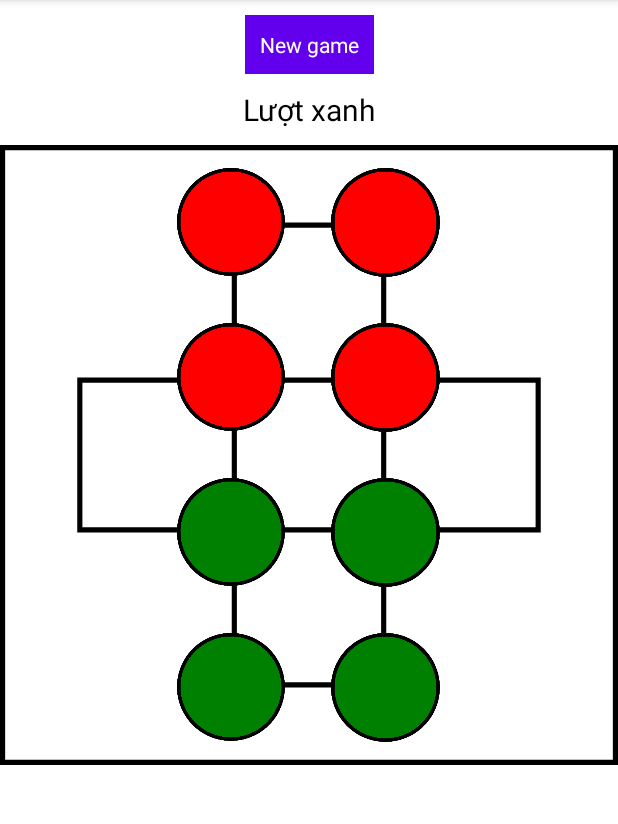
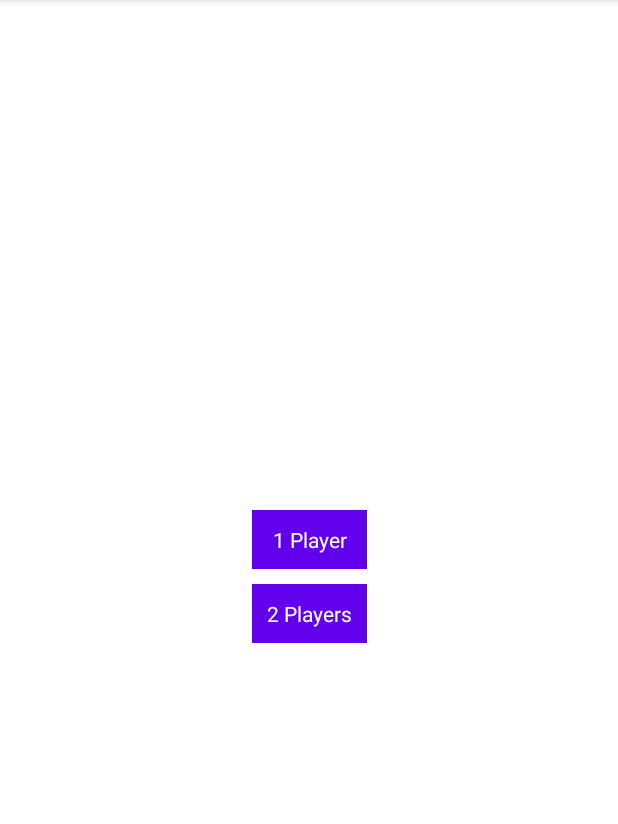
Before and after one commit to phuc2409/CoLuaNgo, an Android app: the screen it shows after launch (GameActivity before the commit, MainActivity after it), on a phone screen of 412 x 824 dp, the part 84-908 px from its top. Run offline under Robolectric (Android 15) with nearby library versions, the phone set to English and light mode, and no system bars.

Commit message:
Add 2 players mode

```diff
--- a/app/src/main/java/com/coluango/view/game/GameActivity.kt
+++ b/app/src/main/java/com/coluango/view/game/GameActivity.kt
@@ -3,6 +3,7 @@ package com.coluango.view.game
 import android.os.Bundle
 import com.coluango.R
 import com.coluango.base.BaseActivity
+import com.coluango.common.Constant
 import com.coluango.databinding.ActivityGameBinding
 import com.coluango.view.game.chess_board.ChessBoardFragment
 
@@ -10,11 +11,14 @@ class GameActivity : BaseActivity() {
 
     private lateinit var binding: ActivityGameBinding
 
+    private var numberOfPlayers = 1
+
     override fun onCreate(savedInstanceState: Bundle?) {
         super.onCreate(savedInstanceState)
         binding = ActivityGameBinding.inflate(layoutInflater)
         setContentView(binding.root)
 
+        numberOfPlayers = intent.getIntExtra(Constant.KEY_NUMBER_OF_PLAYERS, 1)
         initView()
         handleListener()
     }
@@ -31,7 +35,7 @@ class GameActivity : BaseActivity() {
 
     private fun newGame() {
         supportFragmentManager.beginTransaction()
-            .replace(R.id.layoutChessBoard, ChessBoardFragment()).commit()
+            .replace(R.id.layoutChessBoard, ChessBoardFragment(numberOfPlayers)).commit()
     }
 
     override fun observeViewModel() {
--- a/app/src/main/java/com/coluango/view/game/chess_board/ChessBoardFragment.kt
+++ b/app/src/main/java/com/coluango/view/game/chess_board/ChessBoardFragment.kt
@@ -12,7 +12,8 @@ import com.coluango.databinding.FragmentChessBoardBinding
 import com.coluango.databinding.ItemNodeBinding
 import com.coluango.view.game.chess_board.item.PositionItem
 
-class ChessBoardFragment : BaseFragment(R.layout.fragment_chess_board) {
+class ChessBoardFragment(private val numberOfPlayers: Int) :
+    BaseFragment(R.layout.fragment_chess_board) {
 
     private val binding by viewBinding(FragmentChessBoardBinding::bind)
     private val viewModel: ChessBoardViewModel by viewModels()
@@ -26,6 +27,7 @@ class ChessBoardFragment : BaseFragment(R.layout.fragment_chess_board) {
         handleListener()
         observeViewModel()
 
+        viewModel.numberOfPlayers = numberOfPlayers
         viewModel.drawBoard()
     }
 
--- /dev/null
+++ b/app/src/main/java/com/coluango/view/main/MainActivity.kt
@@ -0,0 +1,50 @@
+package com.coluango.view.main
+
+import android.content.Intent
+import android.os.Bundle
+import com.coluango.base.BaseActivity
+import com.coluango.common.Constant
+import com.coluango.databinding.ActivityMainBinding
+import com.coluango.view.game.GameActivity
+
+/**
+ * User: Quang Phúc
+ * Date: 17-Nov-22
+ * Time: 12:51 AM
+ */
+class MainActivity : BaseActivity() {
+
+    private lateinit var binding: ActivityMainBinding
+
+    override fun onCreate(savedInstanceState: Bundle?) {
+        super.onCreate(savedInstanceState)
+        binding = ActivityMainBinding.inflate(layoutInflater)
+        setContentView(binding.root)
+
+        handleListener()
+    }
+
+    override fun initView() {
+
+    }
+
+    override fun handleListener() {
+        binding.tv1Player.setOnClickListener {
+            newGame(1)
+        }
+
+        binding.tv2Players.setOnClickListener {
+            newGame(2)
+        }
+    }
+
+    private fun newGame(numberOfPlayers: Int) {
+        val intent = Intent(this, GameActivity::class.java)
+        intent.putExtra(Constant.KEY_NUMBER_OF_PLAYERS, numberOfPlayers)
+        startActivity(intent)
+    }
+
+    override fun observeViewModel() {
+
+    }
+}
--- a/app/src/main/res/layout/activity_game.xml
+++ b/app/src/main/res/layout/activity_game.xml
@@ -8,13 +8,9 @@
 
     <TextView
         android:id="@+id/tvNewGame"
-        android:layout_width="wrap_content"
-        android:layout_height="wrap_content"
+        style="@style/btn"
         android:layout_marginTop="10dp"
-        android:background="@color/purple_500"
-        android:padding="10dp"
         android:text="@string/new_game"
-        android:textColor="@color/white"
         app:layout_constraintEnd_toEndOf="parent"
         app:layout_constraintStart_toStartOf="parent"
         app:layout_constraintTop_toTopOf="parent" />
--- /dev/null
+++ b/app/src/main/res/layout/activity_main.xml
@@ -0,0 +1,32 @@
+<?xml version="1.0" encoding="utf-8"?>
+<androidx.constraintlayout.widget.ConstraintLayout xmlns:android="http://schemas.android.com/apk/res/android"
+    xmlns:app="http://schemas.android.com/apk/res-auto"
+    xmlns:tools="http://schemas.android.com/tools"
+    android:layout_width="match_parent"
+    android:layout_height="match_parent"
+    tools:context=".view.main.MainActivity">
+
+    <LinearLayout
+        android:layout_width="wrap_content"
+        android:layout_height="wrap_content"
+        android:orientation="vertical"
+        app:layout_constraintEnd_toEndOf="parent"
+        app:layout_constraintStart_toStartOf="parent"
+        app:layout_constraintBottom_toBottomOf="parent"
+        app:layout_constraintTop_toTopOf="parent">
+
+        <TextView
+            android:id="@+id/tv1Player"
+            style="@style/btn"
+            android:layout_width="match_parent"
+            android:layout_marginBottom="10dp"
+            android:text="@string/one_player" />
+
+        <TextView
+            android:id="@+id/tv2Players"
+            style="@style/btn"
+            android:text="@string/two_players" />
+
+    </LinearLayout>
+
+</androidx.constraintlayout.widget.ConstraintLayout>
--- a/app/src/main/res/values/strings.xml
+++ b/app/src/main/res/values/strings.xml
@@ -1,5 +1,8 @@
 <resources>
     <string name="app_name">Cờ lúa ngô</string>
+
+    <string name="one_player">1 Player</string>
+    <string name="two_players">2 Players</string>
 
     <string name="image">Image</string>
     <string name="new_game">New game</string>
--- /dev/null
+++ b/app/src/main/res/values/styles.xml
@@ -0,0 +1,13 @@
+<?xml version="1.0" encoding="utf-8"?>
+<resources>
+
+    <style name="btn">
+        <item name="android:layout_width">wrap_content</item>
+        <item name="android:layout_height">wrap_content</item>
+        <item name="android:background">@color/purple_500</item>
+        <item name="android:gravity">center</item>
+        <item name="android:padding">10dp</item>
+        <item name="android:textColor">@color/white</item>
+    </style>
+
+</resources>
```
Also changed, not shown: app/src/main/AndroidManifest.xml (+8 -5 lines), app/src/main/java/com/coluango/common/Constant.kt (added, +11 -0 lines), app/src/main/java/com/coluango/view/game/chess_board/ChessBoardViewModel.kt (+8 -1 lines).
